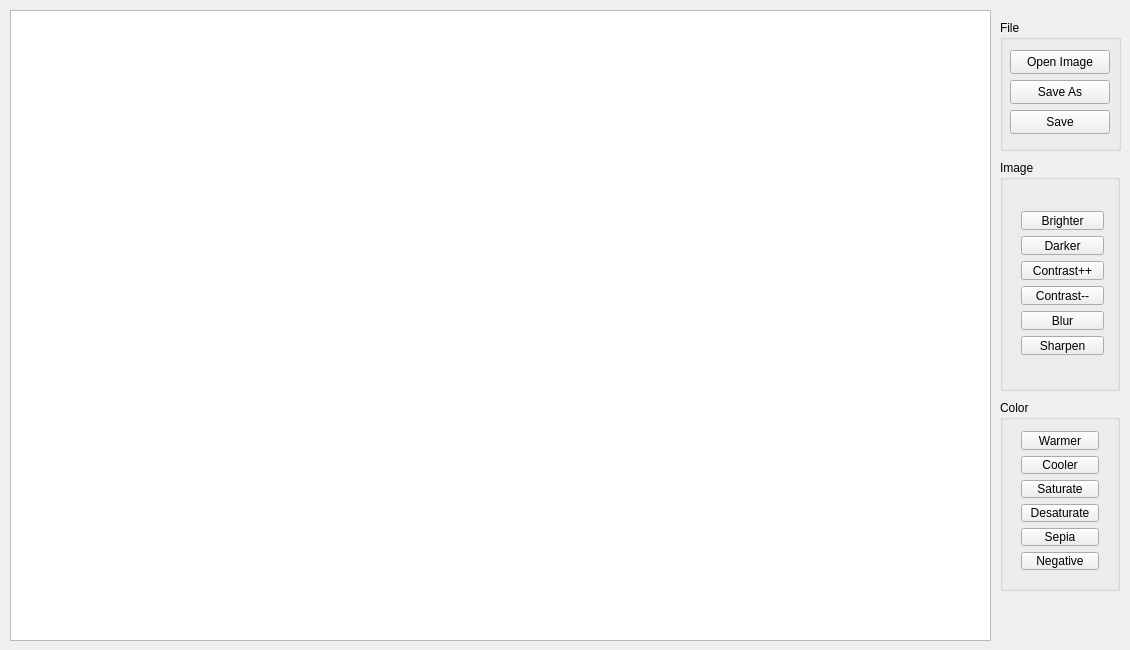
Above: mainwindow.ui from Kenzo450D/BasicQtImageEditor before the change. Below: the same form after it.
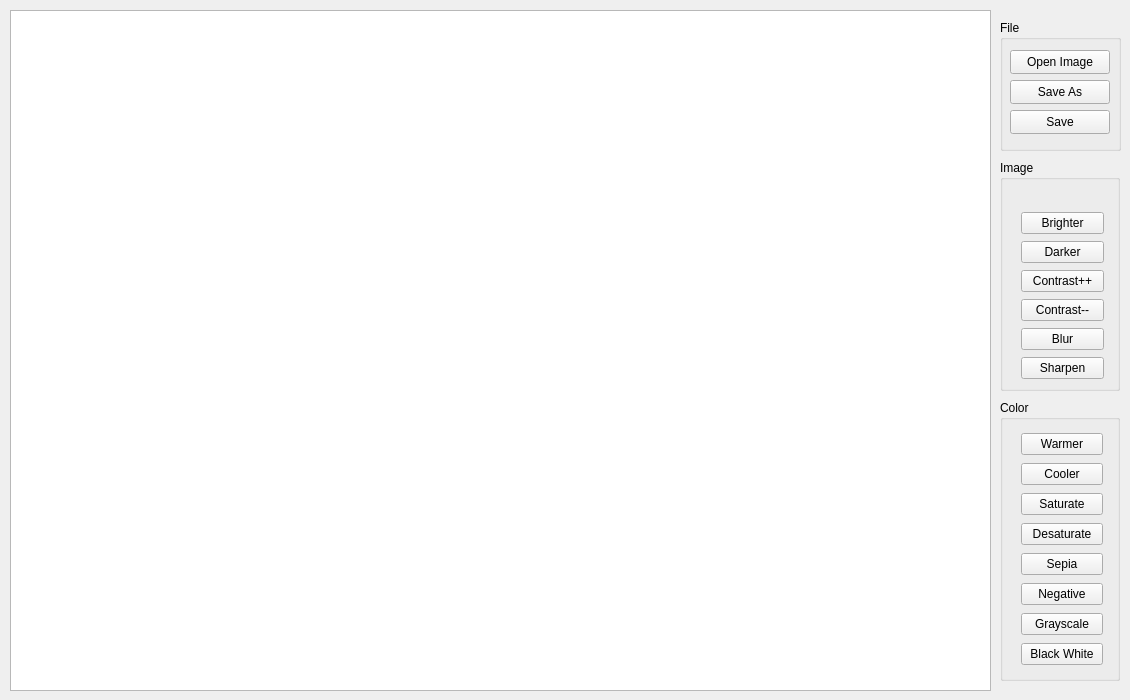
That is the form after the change.

Commit message: Grayscale and BW Filters added, corrected minor Typo Samik Some

Patch:
```diff
--- a/mainwindow.ui
+++ b/mainwindow.ui
@@ -7,7 +7,7 @@
     <x>0</x>
     <y>0</y>
     <width>1130</width>
-    <height>650</height>
+    <height>700</height>
    </rect>
   </property>
   <property name="windowTitle">
@@ -72,19 +72,19 @@
       <x>1000</x>
       <y>400</y>
       <width>120</width>
-      <height>191</height>
+      <height>281</height>
      </rect>
     </property>
     <property name="title">
      <string>Color</string>
     </property>
-    <widget class="QWidget" name="">
+    <widget class="QWidget" name="layoutWidget">
      <property name="geometry">
       <rect>
        <x>10</x>
        <y>20</y>
-       <width>100</width>
-       <height>161</height>
+       <width>104</width>
+       <height>260</height>
       </rect>
      </property>
      <layout class="QVBoxLayout" name="verticalLayout">
@@ -130,6 +130,20 @@
         </property>
        </widget>
       </item>
+      <item>
+       <widget class="QPushButton" name="pushButton_16">
+        <property name="text">
+         <string>Grayscale</string>
+        </property>
+       </widget>
+      </item>
+      <item>
+       <widget class="QPushButton" name="pushButton_17">
+        <property name="text">
+         <string>Black White</string>
+        </property>
+       </widget>
+      </item>
      </layout>
     </widget>
    </widget>
@@ -145,13 +159,13 @@
     <property name="title">
      <string>Image</string>
     </property>
-    <widget class="QWidget" name="">
+    <widget class="QWidget" name="layoutWidget">
      <property name="geometry">
       <rect>
        <x>10</x>
        <y>40</y>
        <width>105</width>
-       <height>166</height>
+       <height>194</height>
       </rect>
      </property>
      <layout class="QVBoxLayout" name="verticalLayout_2">
@@ -206,7 +220,7 @@
       <x>10</x>
       <y>10</y>
       <width>981</width>
-      <height>631</height>
+      <height>681</height>
      </rect>
     </property>
    </widget>
```
The commit also changes 3 other files.
